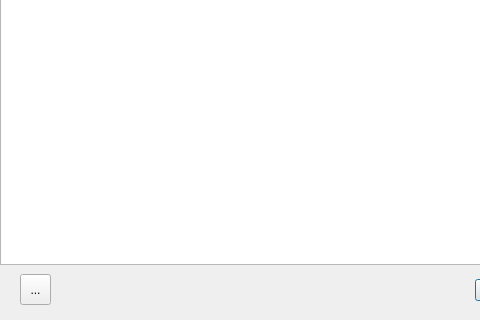
Old version of the form popups/pockets.ui in the repository TranRed/SK_Koelsch; both pictures show x 0 to 480 and y 236 to 556 of the 642 by 556 pixel window.
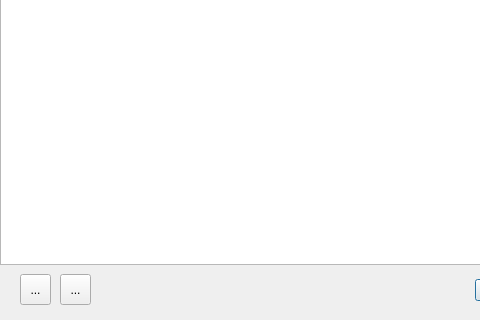
New version of the form. Icons and pictures are not drawn.

Commit message: Added dummy delete button to popups

```diff
--- a/popups/pockets.ui
+++ b/popups/pockets.ui
@@ -84,6 +84,23 @@
      <normaloff>Icons/greenPlus.png</normaloff>Icons/greenPlus.png</iconset>
    </property>
   </widget>
+  <widget class="QToolButton" name="toolButton_delete">
+   <property name="geometry">
+    <rect>
+     <x>60</x>
+     <y>510</y>
+     <width>31</width>
+     <height>31</height>
+    </rect>
+   </property>
+   <property name="text">
+    <string>...</string>
+   </property>
+   <property name="icon">
+    <iconset>
+     <normaloff>Icons/minus.png</normaloff>Icons/minus.png</iconset>
+   </property>
+  </widget>
  </widget>
  <resources/>
  <connections>
```
The commit also changes 6 other files.
